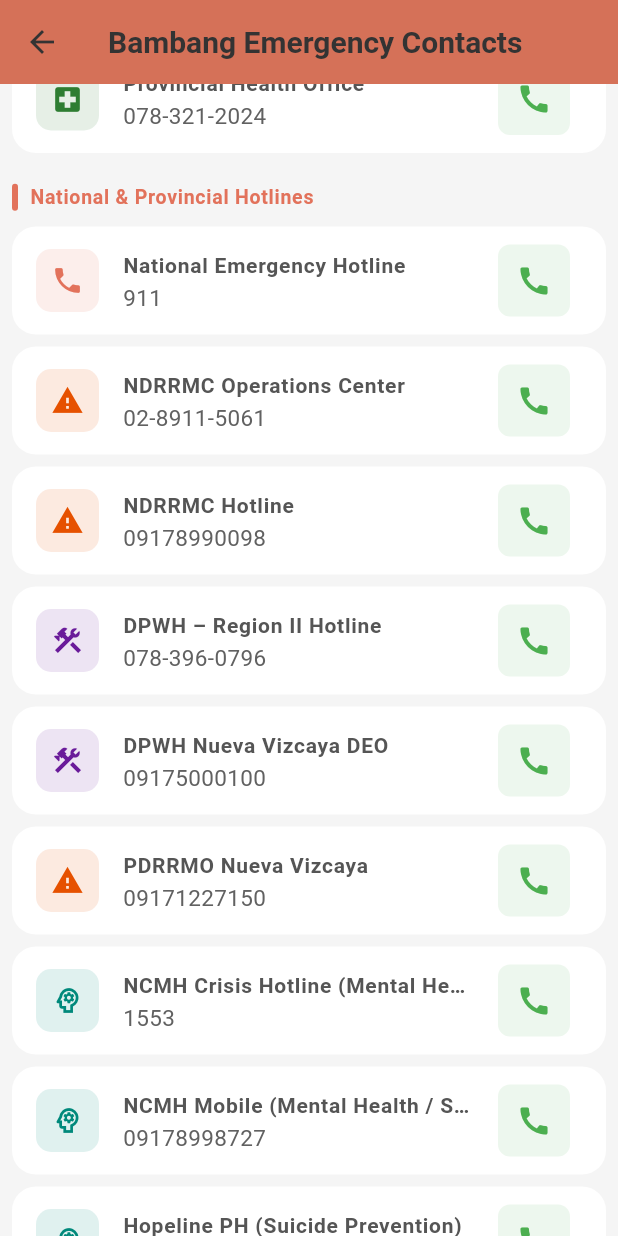
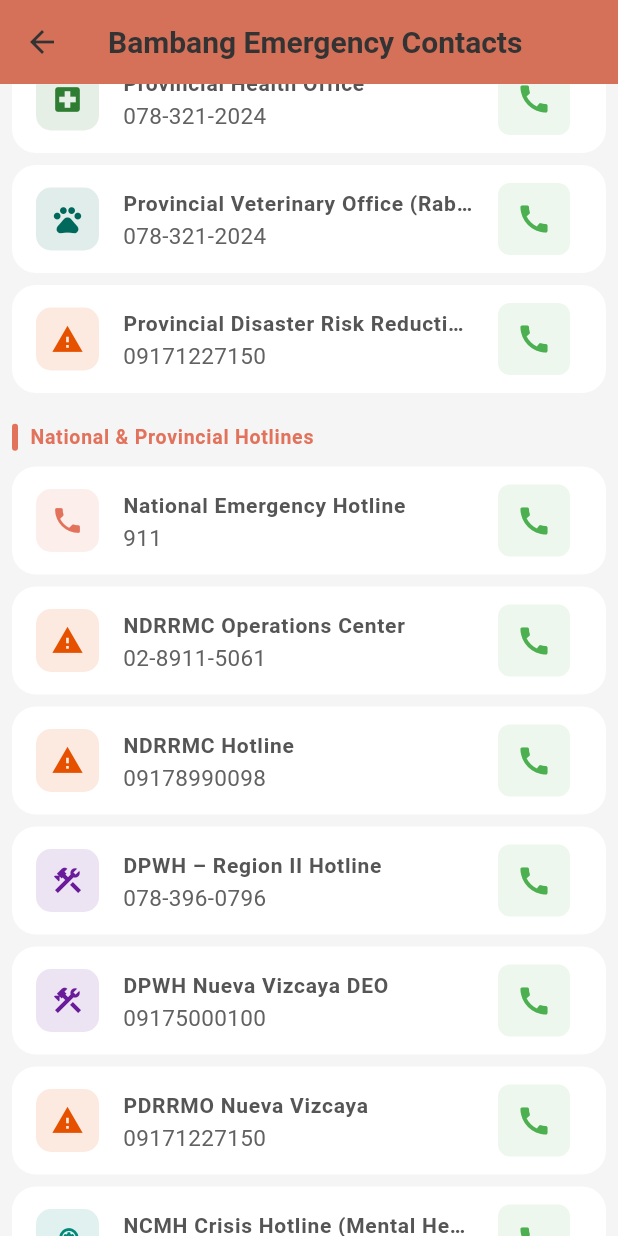
Before and after one commit to Project-Vizcaya/One-Vizcaya, a Flutter app: the EmergencyContactsScreen screen opened by its route, scrolled down 1152 dp, on a phone screen of 412 x 824 dp. Run offline on Flutter 3.47's test engine with Material 3 defaults, Android fonts, the phone set to English and light mode, and no system bars; our stand-ins replace app_links, cloud_firestore, firebase_auth, firebase_core, firebase_messaging, firebase_storage and 13 more; missing offline and left inert: firebase_app_check, mobile_scanner; accounts and stored records are empty; generated files the repository leaves out were written again.

Commit message:
Expand emergency hotlines: more crisis, health, gov & cybercrime lines
Add additional verified national hotlines and contemporary services to the
Emergency Contacts screen:
- Mental health/crisis: In Touch Crisis Line, Natasha Goulbourn Foundation
- Child & women protection: Bantay Bata 163, VAWC hotline
- Health: DOH (1555), PhilHealth
- Government/citizen services: 8888, DOLE (1349), DTI (1384)
- Cybercrime & drugs: PNP Anti-Cybercrime, PDEA, NBI
- Provincial: Veterinary Office (rabies/animal bite), PDRRMO

Add gov/cyber/vet contact types with matching icons, labels and colors.

```diff
--- a/one_vizcaya/lib/presentation/screens/emergency_contacts_screen.dart
+++ b/one_vizcaya/lib/presentation/screens/emergency_contacts_screen.dart
@@ -55,6 +55,16 @@ class EmergencyContactsScreen extends StatelessWidget {
       'number': '09175584673',
       'type': 'mentalHealth',
     },
+    {
+      'name': 'In Touch Crisis Line (24/7 Counselling)',
+      'number': '09178001123',
+      'type': 'mentalHealth',
+    },
+    {
+      'name': 'Natasha Goulbourn Foundation (Depression)',
+      'number': '09178044673',
+      'type': 'mentalHealth',
+    },
     // ── Women, children & social welfare ──
     {
       'name': 'PNP Women & Children Protection',
@@ -65,6 +75,59 @@ class EmergencyContactsScreen extends StatelessWidget {
       'name': 'DSWD Hotline',
       'number': '16545',
       'type': 'women',
+    },
+    {
+      'name': 'Bantay Bata 163 (Child Protection)',
+      'number': '163',
+      'type': 'women',
+    },
+    {
+      'name': 'VAWC / Anti-Violence Hotline',
+      'number': '09178671907',
+      'type': 'women',
+    },
+    // ── Health services ──
+    {
+      'name': 'DOH Hotline',
+      'number': '1555',
+      'type': 'medical',
+    },
+    {
+      'name': 'PhilHealth Hotline',
+      'number': '02-8441-7442',
+      'type': 'medical',
+    },
+    // ── Government & citizen services ──
+    {
+      'name': '8888 Citizens\' Complaint Hotline',
+      'number': '8888',
+      'type': 'gov',
+    },
+    {
+      'name': 'DOLE Hotline (Workers\' Concerns)',
+      'number': '1349',
+      'type': 'gov',
+    },
+    {
+      'name': 'DTI Consumer Hotline',
+      'number': '1384',
+      'type': 'gov',
+    },
+    // ── Cybercrime & anti-illegal drugs ──
+    {
+      'name': 'PNP Anti-Cybercrime Group',
+      'number': '09985988116',
+      'type': 'cyber',
+    },
+    {
+      'name': 'PDEA Anti-Drug Hotline',
+      'number': '09178927362',
+      'type': 'police',
+    },
+    {
+      'name': 'NBI Hotline',
+      'number': '02-8523-8231',
+      'type': 'police',
     },
     // ── Humanitarian & utilities ──
     {
@@ -196,6 +259,8 @@ class EmergencyContactsScreen extends StatelessWidget {
     {'name': 'Philippine Red Cross – Nueva Vizcaya', 'number': '078-321-2738', 'type': 'redcross'},
     {'name': 'Provincial Social Welfare (PSWDO)', 'number': '078-803-2419', 'type': 'women'},
     {'name': 'Provincial Health Office', 'number': '078-321-2024', 'type': 'medical'},
+    {'name': 'Provincial Veterinary Office (Rabies/Animal Bite)', 'number': '078-321-2024', 'type': 'vet'},
+    {'name': 'Provincial Disaster Risk Reduction (PDRRMO)', 'number': '09171227150', 'type': 'disaster'},
   ];
 
   IconData _getIconForType(String? type) {
@@ -218,6 +283,12 @@ class EmergencyContactsScreen extends StatelessWidget {
         return Icons.bloodtype_outlined;
       case 'utility':
         return Icons.bolt_outlined;
+      case 'gov':
+        return Icons.account_balance_outlined;
+      case 'cyber':
+        return Icons.security_outlined;
+      case 'vet':
+        return Icons.pets_outlined;
       default:
         return Icons.phone;
     }
@@ -243,6 +314,12 @@ class EmergencyContactsScreen extends StatelessWidget {
         return 'Red Cross';
       case 'utility':
         return 'Utility';
+      case 'gov':
+        return 'Government Service';
+      case 'cyber':
+        return 'Cybercrime';
+      case 'vet':
+        return 'Veterinary';
       default:
         return 'Emergency';
     }
@@ -268,6 +345,12 @@ class EmergencyContactsScreen extends StatelessWidget {
         return const Color(0xFFC62828);
       case 'utility':
         return const Color(0xFF455A64);
+      case 'gov':
+        return const Color(0xFF3949AB);
+      case 'cyber':
+        return const Color(0xFF283593);
+      case 'vet':
+        return const Color(0xFF00695C);
       default:
         return lguColor;
     }
```
